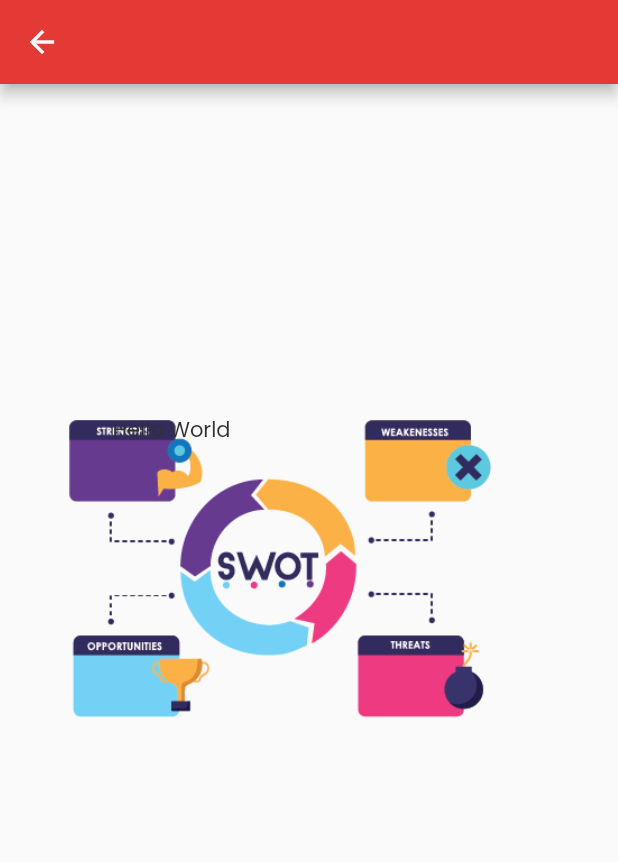
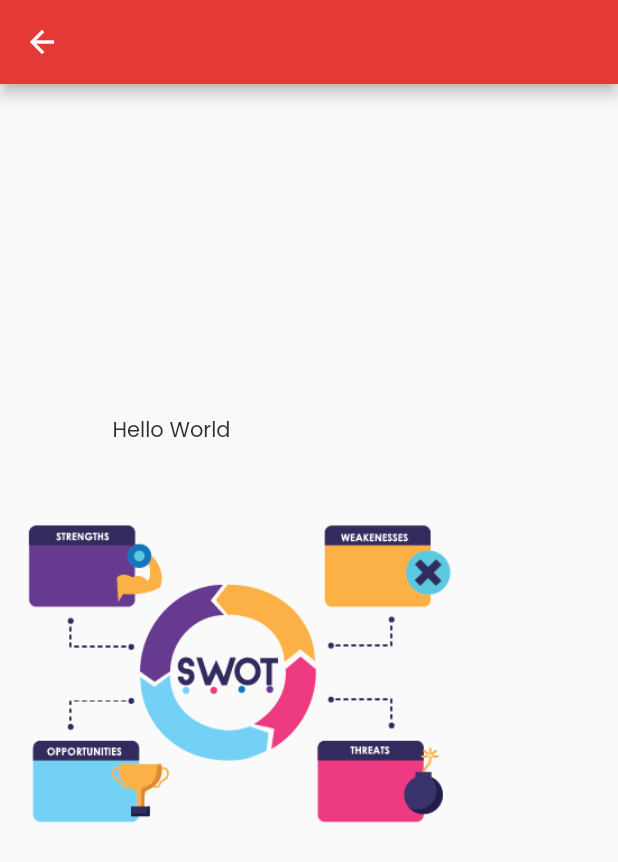
Before and after one commit to Khnshkr/fabistartup, a Flutter app: the SwotgraphWidget screen opened directly, on a phone screen of 412 x 824 dp. Shown: the top 862 px of the screen. Run offline on Flutter 3.47's test engine with Material 2 defaults, Android fonts, the phone set to English and light mode, and no system bars; our stand-ins replace auto_size_text, built_collection, built_value, cached_network_image, cloud_firestore, firebase_auth and 12 more; missing offline and left inert: dash_chat, flutter_facebook_auth, mime_type, youtube_plyr_iframe; accounts and stored records are empty; generated files the repository leaves out were written again; network calls fail.

Commit message:
Updating to latest FlutterFlow output.

```diff
--- a/lib/swotgraph/swotgraph_widget.dart
+++ b/lib/swotgraph/swotgraph_widget.dart
@@ -28,7 +28,7 @@ class _SwotgraphWidgetState extends State<SwotgraphWidget> {
         child: Stack(
           children: [
             Align(
-              alignment: Alignment(-0.35, -0.26),
+              alignment: Alignment(-0.83, 0.04),
               child: Image.asset(
                 'assets/images/Swottempl.png',
                 width: 300,
```
